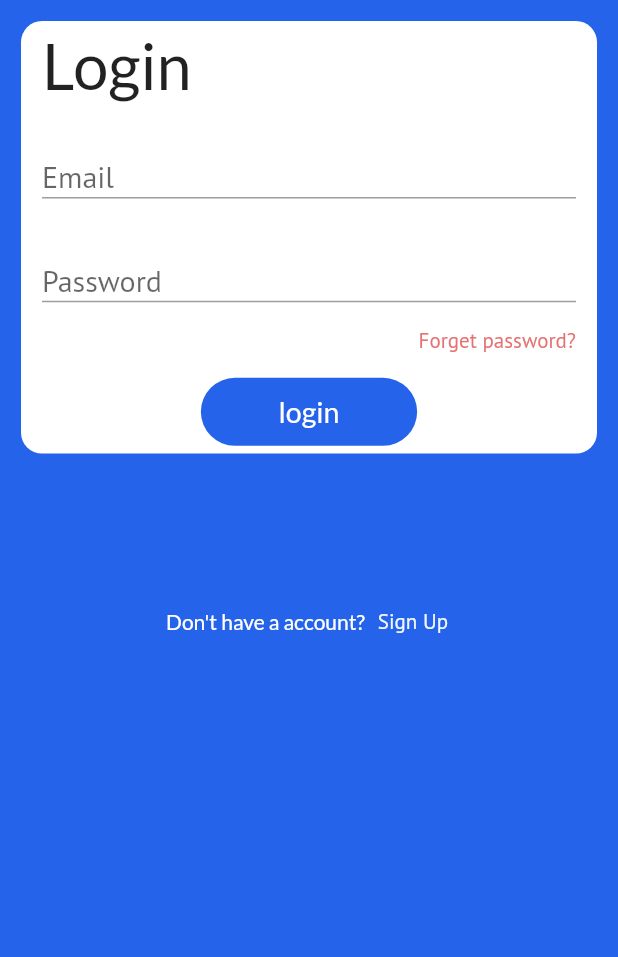
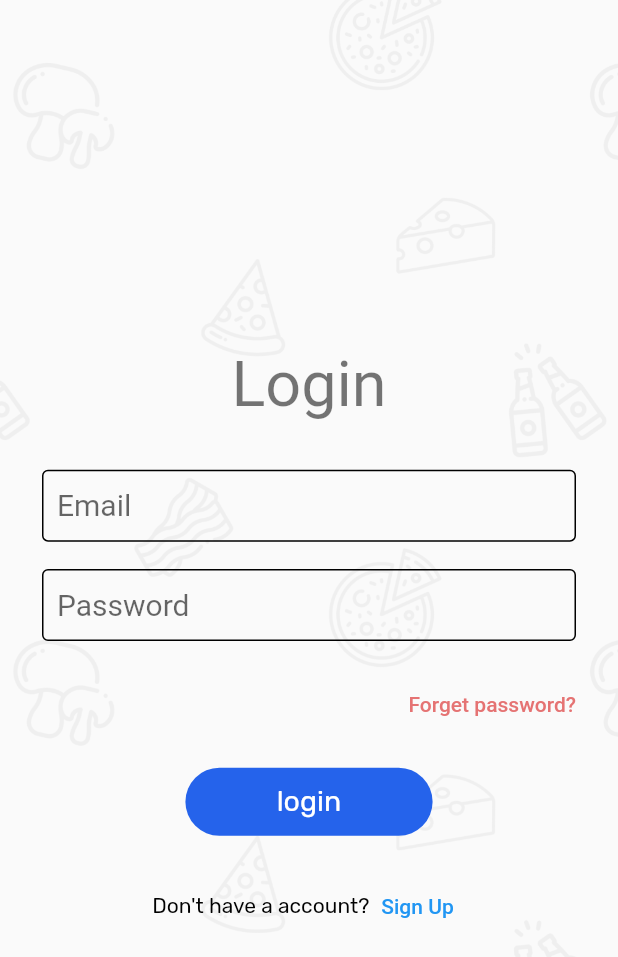
Before and after one commit to YadavGulshan/cuisine_app, a Flutter app: the screen it shows after launch, after a tap on "Get Started", on a phone screen of 412 x 824 dp. Shown: the top 957 px of the screen. Run offline on Flutter 3.47's test engine with Material 2 defaults, Android fonts, the phone set to English and light mode, and no system bars; our stand-ins replace badges, cached_network_image, flutter_secure_storage, geocoding, geolocator, google_fonts and 5 more; missing offline and left inert: dart:ffi, flutter_appauth; network calls fail; Roboto replaces fonts that are missing (ribik).

Commit message:
login screen done

```diff
--- a/lib/main.dart
+++ b/lib/main.dart
@@ -42,11 +42,11 @@ class MyApp extends StatelessWidget {
           appBarTheme: (appTheme == Brightness.dark)
               ? AppBarTheme(color: Colors.grey[850])
               : const AppBarTheme(color: Colors.white),
-          fontFamily: 'rt_sans',
+          fontFamily: 'ribik',
           textTheme: const TextTheme(
-            headline1: TextStyle(fontSize: 42.0, fontWeight: FontWeight.w700),
+            headline1: TextStyle(fontSize: 42.0, fontWeight: FontWeight.normal),
             headline6: TextStyle(fontSize: 36.0, fontStyle: FontStyle.italic),
-            bodyText2: TextStyle(fontSize: 14.0, fontFamily: 'lato'),
+            bodyText2: TextStyle(fontSize: 14.0, fontFamily: 'rubik'),
           ),
         ),
         home: const GetStartedPage(),
--- a/lib/screens/auth/login.dart
+++ b/lib/screens/auth/login.dart
@@ -1,6 +1,5 @@
 import 'package:cuisine_app/constants.dart';
 import 'package:flutter/material.dart';
-import 'package:google_fonts/google_fonts.dart';
 
 class LoginPage extends StatelessWidget {
   LoginPage({Key? key}) : super(key: key);
@@ -9,30 +8,40 @@ class LoginPage extends StatelessWidget {
   Widget build(BuildContext context) {
     Size screen = MediaQuery.of(context).size;
     return Scaffold(
-      body: Container(
+      body: Stack(children: [
+        Container(
           height: screen.height,
-        color: primaryColor,
-        child: SingleChildScrollView(
+          decoration: const BoxDecoration(
+            image: DecorationImage(
+              image: AssetImage("assets/login_bg.png"),
+              fit: BoxFit.cover,
+            ),
+          ),
           child: Column(
             crossAxisAlignment: CrossAxisAlignment.center,
             mainAxisAlignment: MainAxisAlignment.center,
             children: [
-              // SizedBox(
-              //   height: screen.height * 0.45,
-              //   child: SafeArea(
-              //     child: Image.asset(
-              //       "assets/login.jpg",
-              //       fit: BoxFit.cover,
-              //     ),
+              // SafeArea(
+              //   child: Container(
+              //     height: screen.height * 0.35,
+              //     decoration: const BoxDecoration(
+              //         image: DecorationImage(
+              //             image: AssetImage("assets/burger.jpg"),
+              //             fit: BoxFit.cover)),
               //   ),
               // ),
               SafeArea(
                 child: Container(
-                  height: screen.height * 0.35,
-                  margin: const EdgeInsets.all(14),
+                  height: screen.height * 0.45,
+                  margin: const EdgeInsets.only(
+                    left: 14,
+                    right: 14,
+                    top: 14,
+                  ),
                   decoration: BoxDecoration(
                     borderRadius: BorderRadius.circular(14),
-                    color: Colors.white,
+                    // color: Colors.white,
+                    // border: Border.all(width: 0.1)
                   ),
                   child: Form(
                     key: _formKey,
@@ -40,67 +49,19 @@ class LoginPage extends StatelessWidget {
                       mainAxisAlignment: MainAxisAlignment.spaceEvenly,
                       crossAxisAlignment: CrossAxisAlignment.start,
                       children: [
-                        const Padding(
-                          padding: EdgeInsets.only(
+                        Center(
+                          child: Padding(
+                            padding: const EdgeInsets.only(
                                 bottom: 14, left: 14, top: 4, right: 14),
                             child: Text(
                               "Login",
-                            style: TextStyle(fontSize: 42),
-                          ),
-                        ),
-                        Padding(
-                          padding: const EdgeInsets.only(
-                            left: 14,
-                            right: 14,
-                            bottom: 20,
-                          ),
-                          child: TextFormField(
-                            // validator: (value) {
-                            //   if (value == null || value.isEmpty) {
-                            //     return 'Please enter your email!';
-                            //   }
-                            //   return null;
-                            // },
-                            // enabled: true,
-                            // autofocus: autofocus,
-                            // cursorHeight: 25,
-                            style: const TextStyle(fontSize: 20),
-                            decoration: const InputDecoration(
-                              contentPadding: EdgeInsets.all(0),
-                              enabled: true,
-                              label: Text("Email"),
-                              // border: InputBorder.none,
-                              alignLabelWithHint: true,
-                              hintText: "Email",
+                              style: Theme.of(context).textTheme.headline1,
                             ),
                           ),
                         ),
-                        Padding(
-                          padding: const EdgeInsets.only(
-                            left: 14,
-                            right: 14,
-                          ),
-                          child: TextFormField(
-                            // validator: (value) {
-                            //   if (value == null || value.isEmpty) {
-                            //     return 'Please enter your password';
-                            //   }
-                            //   return null;
-                            // },
-                            style: const TextStyle(fontSize: 20),
-                            obscureText: true,
-                            decoration: const InputDecoration(
-                              contentPadding: EdgeInsets.all(0),
-
-                              enabled: true,
-                              label: Text("Password"),
-
-                              // border: InputBorder.none,
-                              alignLabelWithHint: true,
-                              hintText: "Password",
-                            ),
-                          ),
-                        ),
+                        textfield("Email", "Please enter your Email", "Email"),
+                        textfield("Password", "Please enter your password",
+                            "Password"),
                         Align(
                           alignment: Alignment.centerRight,
                           child: Padding(
@@ -122,13 +83,10 @@ class LoginPage extends StatelessWidget {
                         ),
                         Center(
                           child: Padding(
-                            padding: const EdgeInsets.only(bottom: 4),
+                            padding: const EdgeInsets.only(bottom: 5),
                             child: InkWell(
                               onTap: () {
-                                // Validate returns true if the form is valid, or false otherwise.
                                 if (_formKey.currentState!.validate()) {
-                                  // If the form is valid, display a snackbar. In the real world,
-                                  // you'd often call a server or save the information in a database.
                                   ScaffoldMessenger.of(context).showSnackBar(
                                     const SnackBar(
                                         content: Text('Processing Data')),
@@ -137,15 +95,16 @@ class LoginPage extends StatelessWidget {
                               },
                               child: Container(
                                 height: screen.height * 0.055,
-                                width: screen.width * 0.35,
+                                width: screen.width * 0.4,
                                 decoration: BoxDecoration(
                                   borderRadius: BorderRadius.circular(30),
                                   color: primaryColor,
+                                  // color: Color(0xFFefefef),
                                 ),
-                                child: Center(
+                                child: const Center(
                                   child: Text(
                                     "login",
-                                    style: const TextStyle(
+                                    style: TextStyle(
                                       color: Colors.white,
                                       fontSize: 19,
                                     ),
@@ -160,31 +119,56 @@ class LoginPage extends StatelessWidget {
                   ),
                 ),
               ),
-              Padding(
-                padding: EdgeInsets.only(
-                  top: screen.height * 0.09,
-                  left: 20,
-                  right: 14,
-                ),
-                child: Row(
+              Row(
                 mainAxisAlignment: MainAxisAlignment.center,
                 children: [
-                    Text(
+                  const Text(
                     "Don't have a account?",
-                      style: TextStyle(color: Colors.white),
+                    style: TextStyle(color: Colors.black),
                   ),
                   TextButton(
                       onPressed: () {},
-                        child: Text(
+                      child: const Text(
                         "Sign Up",
-                          style: TextStyle(color: primaryLightColor),
+                        style: TextStyle(color: Colors.blue),
                       ))
                 ],
-                ),
               ),
             ],
           ),
         ),
+      ]),
+    );
+  }
+
+  Padding textfield(String hint, String validatorString, String label) {
+    return Padding(
+      padding: const EdgeInsets.only(
+        left: 14,
+        right: 14,
+      ),
+      child: TextFormField(
+        style: const TextStyle(fontSize: 20),
+        obscureText: true,
+        decoration: InputDecoration(
+          contentPadding: const EdgeInsets.all(10),
+          enabled: true,
+          label: Text(label),
+          alignLabelWithHint: true,
+          hintText: hint,
+          focusedBorder: const OutlineInputBorder(
+            borderSide: BorderSide(color: Colors.greenAccent, width: 5.0),
+          ),
+          enabledBorder: const OutlineInputBorder(
+            borderSide: BorderSide(color: Colors.black, width: 1.0),
+          ),
+        ),
+        validator: (value) {
+          if (value == null || value.isEmpty) {
+            return validatorString;
+          }
+          return null;
+        },
       ),
     );
   }
```
Also changed, not shown: assets/bg.svg (added), assets/bg_edited.svg (added), assets/bgblack.svg (added), assets/burger.jpg (added), assets/login_bg.png (added), 18 other files. Lines whose indentation alone changed are shown as unchanged.
